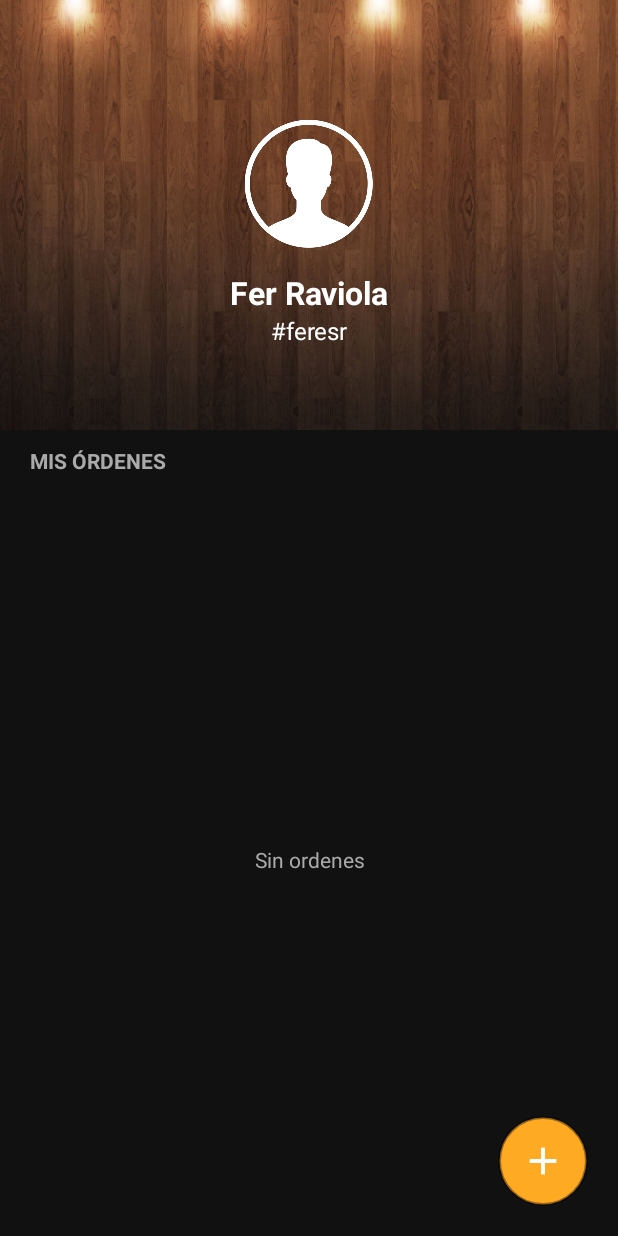
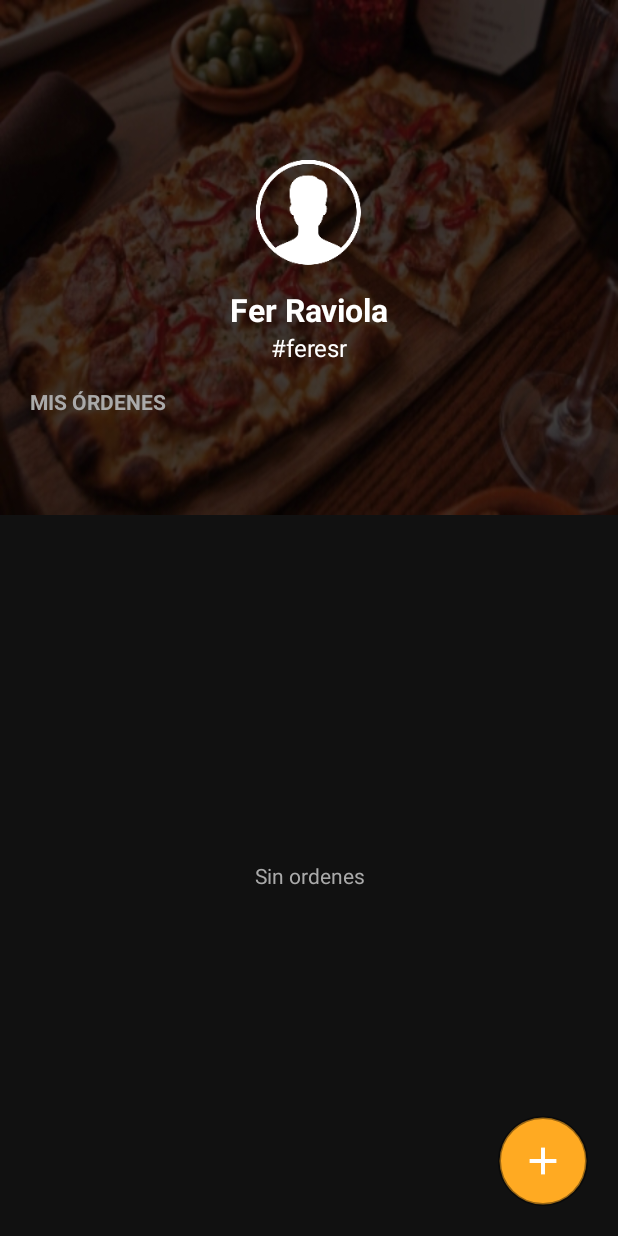
Before and after one commit to feresr/RestAPP-android, an Android app: the layout fragment_dashboard.xml on its own in the app's theme, with its tools: preview values and no code run, on a phone screen of 412 x 824 dp. Run offline under Robolectric (Android 15) with nearby library versions, the phone set to English and light mode, and no system bars.

Commit message:
Visual changes on dashboard fragment

```diff
--- a/RestAPP/src/main/res/layout/fragment_dashboard.xml
+++ b/RestAPP/src/main/res/layout/fragment_dashboard.xml
@@ -7,15 +7,15 @@
     <LinearLayout xmlns:android="http://schemas.android.com/apk/res/android"
         android:layout_width="match_parent"
         android:layout_height="0dp"
-        android:layout_weight="4"
-        android:background="@drawable/wp_money"
+        android:layout_weight="5"
+        android:background="@drawable/food_wallpaper_dashboard"
         android:gravity="center"
         android:orientation="vertical"
-        android:paddingTop="10sp">
+        android:paddingTop="25sp">
 
         <ImageView
-            android:layout_width="wrap_content"
-            android:layout_height="wrap_content"
+            android:layout_width="70sp"
+            android:layout_height="70sp"
             android:layout_gravity="center"
             android:layout_margin="15sp"
             android:background="@drawable/waiter_icon" />
@@ -39,17 +39,18 @@
             android:textColor="@color/white"
             android:textSize="16sp" />
 
-    </LinearLayout>
         <TextView
             android:layout_width="match_parent"
-    android:layout_height="35dp"
+            android:layout_height="wrap_content"
             android:gravity="bottom"
+            android:paddingTop="15sp"
             android:paddingLeft="20sp"
-    android:paddingBottom="5sp"
             android:textStyle="bold"
-    android:background="#111"
             android:textColor="@color/dark_white"
             android:text="MIS ÓRDENES"/>
+
+    </LinearLayout>
+
 
     <FrameLayout
         android:layout_width="match_parent"
```
Also changed, not shown: RestAPP/src/main/res/drawable-mdpi/food_wallpaper_dashboard.jpg (added). Lines whose indentation alone changed are shown as unchanged.
